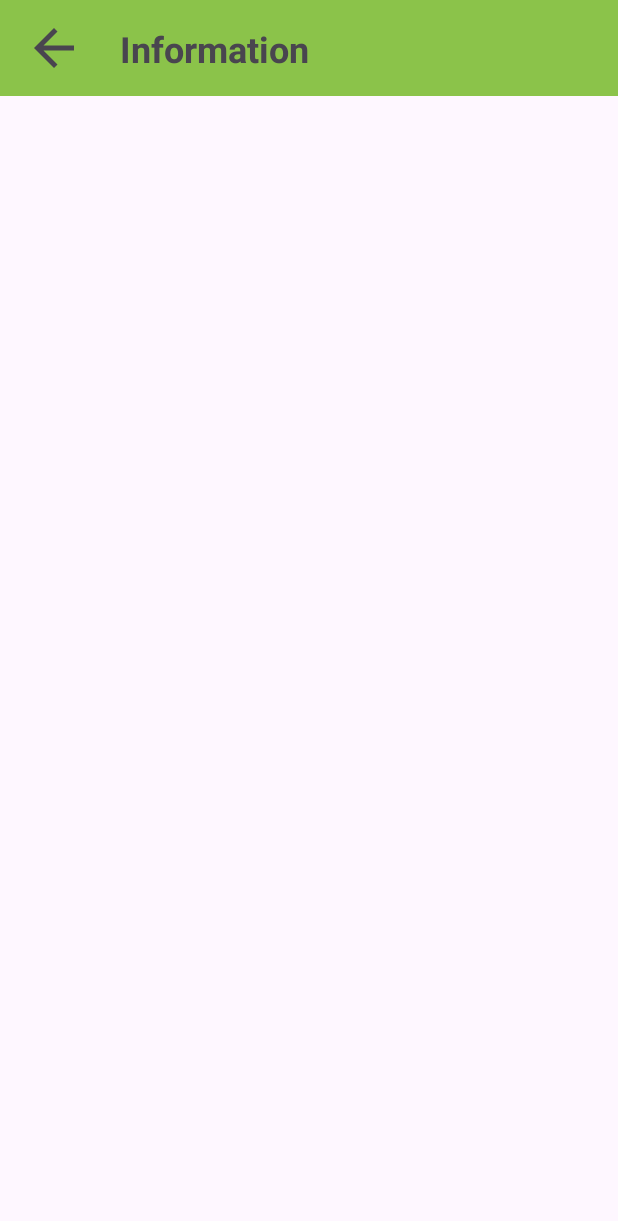
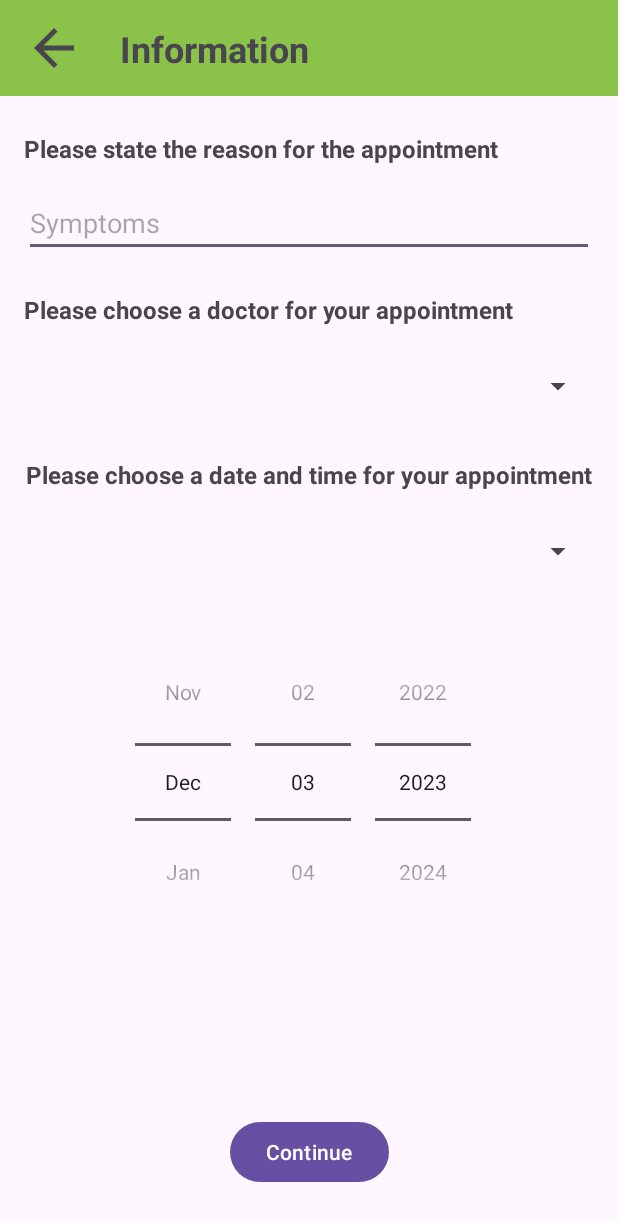
Before and after one commit to siddankthep/FinalProject_OOP, an Android app: the AppointmentItemActivity screen opened directly, with no data from a screen before it, on a phone screen of 412 x 824 dp. Shown: the top 1221 px of the screen. Run offline under Robolectric (Android 15) with nearby library versions, the phone set to English and light mode, and no system bars.

Commit message:
Update Appointment

```diff
--- a/app/src/main/res/layout/activity_appointment_item.xml
+++ b/app/src/main/res/layout/activity_appointment_item.xml
@@ -5,6 +5,43 @@
     android:layout_width="match_parent"
     android:layout_height="match_parent"
     tools:context=".AppointmentItemActivity">
+
+    <Spinner
+        android:id="@+id/spinner2"
+        android:layout_width="0dp"
+        android:layout_height="48dp"
+        android:layout_marginStart="16dp"
+        android:layout_marginTop="16dp"
+        android:layout_marginEnd="16dp"
+        app:layout_constraintEnd_toEndOf="parent"
+        app:layout_constraintHorizontal_bias="0.0"
+        app:layout_constraintStart_toStartOf="parent"
+        app:layout_constraintTop_toBottomOf="@+id/textView5" />
+
+    <TextView
+        android:id="@+id/textView5"
+        android:layout_width="wrap_content"
+        android:layout_height="wrap_content"
+        android:layout_marginStart="16dp"
+        android:layout_marginTop="24dp"
+        android:layout_marginEnd="16dp"
+        android:text="@string/chooseTime"
+        android:textSize="16sp"
+        android:textStyle="bold"
+        app:layout_constraintEnd_toEndOf="parent"
+        app:layout_constraintStart_toStartOf="parent"
+        app:layout_constraintTop_toBottomOf="@+id/spinner" />
+
+    <TextView
+        android:id="@+id/textView4"
+        android:layout_width="0dp"
+        android:layout_height="wrap_content"
+        android:layout_marginTop="24dp"
+        android:text="@string/chooseDoctor"
+        android:textSize="16sp"
+        android:textStyle="bold"
+        app:layout_constraintStart_toStartOf="@+id/textView3"
+        app:layout_constraintTop_toBottomOf="@+id/editTextTextMultiLine" />
 
     <androidx.appcompat.widget.Toolbar
         android:id="@+id/toolbarAppointItem"
@@ -41,4 +78,64 @@
         app:layout_constraintBottom_toBottomOf="@+id/toolbarAppointItem"
         app:layout_constraintStart_toEndOf="@+id/appointItemBack"
         app:layout_constraintTop_toTopOf="parent" />
+
+    <TextView
+        android:id="@+id/textView3"
+        android:layout_width="0dp"
+        android:layout_height="wrap_content"
+        android:layout_marginStart="16dp"
+        android:layout_marginTop="24dp"
+        android:text="@string/reason"
+        android:textSize="16sp"
+        android:textStyle="bold"
+        app:layout_constraintStart_toStartOf="parent"
+        app:layout_constraintTop_toBottomOf="@+id/toolbarAppointItem" />
+
+    <EditText
+        android:id="@+id/editTextTextMultiLine"
+        android:layout_width="0dp"
+        android:layout_height="wrap_content"
+        android:layout_marginStart="16dp"
+        android:layout_marginTop="16dp"
+        android:layout_marginEnd="16dp"
+        android:ems="10"
+        android:gravity="start|top"
+        android:hint="Symptoms"
+        android:inputType="textMultiLine"
+        app:layout_constraintEnd_toEndOf="parent"
+        app:layout_constraintStart_toStartOf="parent"
+        app:layout_constraintTop_toBottomOf="@+id/textView3" />
+
+    <Spinner
+        android:id="@+id/spinner"
+        android:layout_width="0dp"
+        android:layout_height="48dp"
+        android:layout_marginStart="16dp"
+        android:layout_marginTop="16dp"
+        android:layout_marginEnd="16dp"
+        app:layout_constraintEnd_toEndOf="parent"
+        app:layout_constraintStart_toStartOf="parent"
+        app:layout_constraintTop_toBottomOf="@+id/textView4" />
+
+    <Button
+        android:id="@+id/button"
+        android:layout_width="wrap_content"
+        android:layout_height="wrap_content"
+        android:layout_marginBottom="32dp"
+        android:text="Continue"
+        app:layout_constraintBottom_toBottomOf="parent"
+        app:layout_constraintEnd_toEndOf="parent"
+        app:layout_constraintStart_toStartOf="parent" />
+
+    <DatePicker
+        android:id="@+id/datePicker"
+        android:layout_width="wrap_content"
+        android:layout_height="wrap_content"
+        android:layout_marginTop="24dp"
+        android:calendarViewShown="false"
+        android:datePickerMode="spinner"
+        app:layout_constraintEnd_toEndOf="parent"
+        app:layout_constraintStart_toStartOf="parent"
+        app:layout_constraintTop_toBottomOf="@+id/spinner2" />
+
 </androidx.constraintlayout.widget.ConstraintLayout>
--- a/app/src/main/res/layout/activity_register.xml
+++ b/app/src/main/res/layout/activity_register.xml
@@ -90,7 +90,7 @@
         android:layout_width="112dp"
         android:layout_height="wrap_content"
         android:layout_marginTop="24dp"
-        android:text="@string/register"
+        android:text="@string/create_button"
         app:layout_constraintEnd_toEndOf="parent"
         app:layout_constraintHorizontal_bias="0.5"
         app:layout_constraintStart_toStartOf="parent"
--- a/app/src/main/res/values/strings.xml
+++ b/app/src/main/res/values/strings.xml
@@ -3,7 +3,7 @@
     <string name="welcome">Welcome!</string>
     <string name="please">Please sign in to continue!</string>
     <string name="sign_in">Sign in</string>
-    <string name="register">Register</string>
+    <string name="create_button">Create</string>
     <string name="username">Username</string>
     <string name="password">Password</string>
     <string name="create">Create a new account</string>
@@ -58,5 +58,9 @@
         vestibulum. Fusce dictum libero quis erat maximus, vitae volutpat diam dignissim.
     </string>
     <string name="appointDetail">Information</string>
+    <string name="reason">Please state the reason for the appointment</string>
+    <string name="chooseDoctor">Please choose a doctor for your appointment</string>
+    <string name="chooseTime">Please choose a date and time for your appointment</string>
+    <string name="phone_num">Username (phone)</string>
     <!--    <string name="">Create</string>-->
 </resources>
```
Also changed, not shown: app/src/main/java/com/example/finalproject_oop/AppointmentActivity.java (deleted, +0 -14 lines), app/src/main/res/layout/activity_appointment.xml (deleted, +0 -76 lines), app/src/main/res/layout/activity_login.xml (+1 -11 lines).
